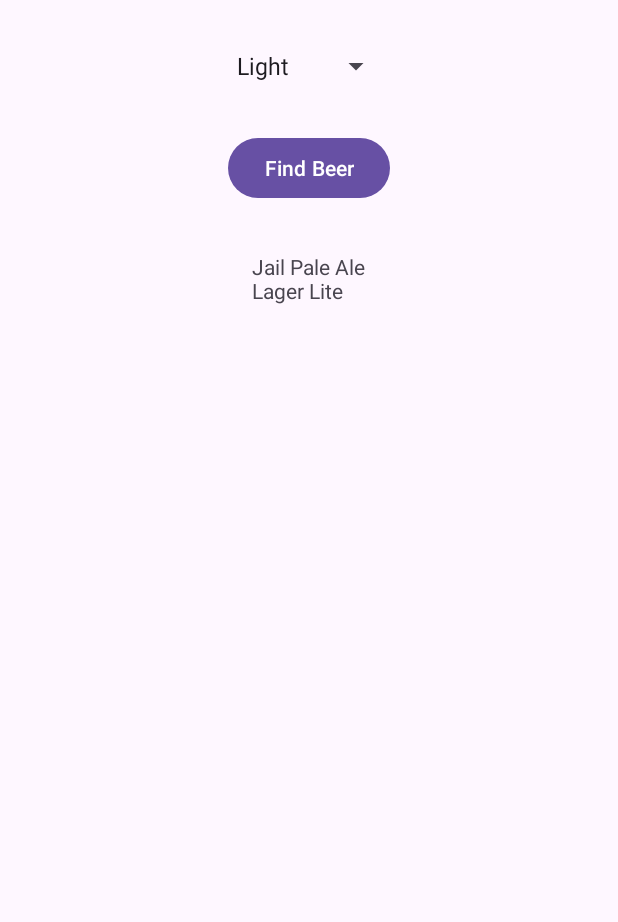
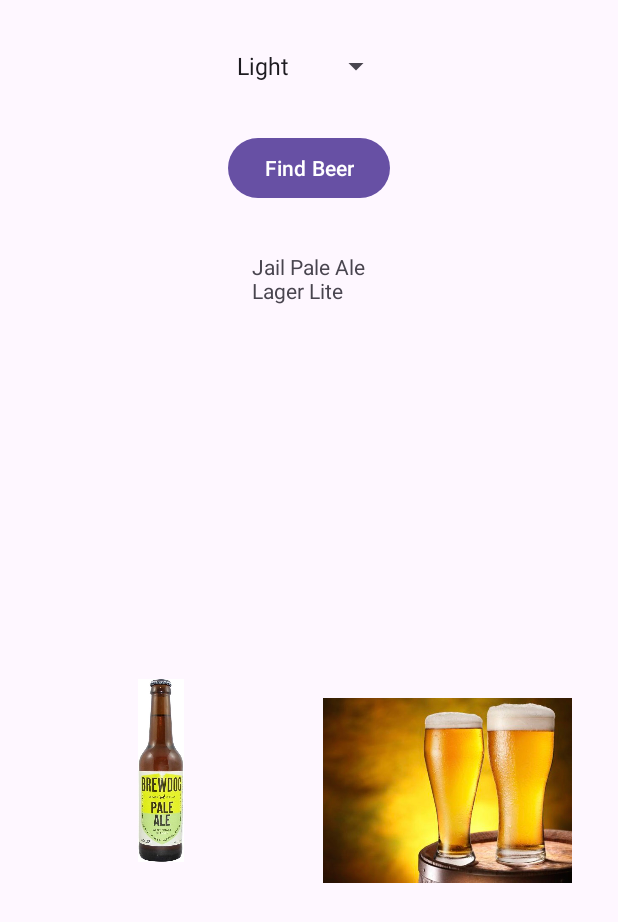
Before and after one commit to Zargentor/ISTU-PO-AndroidDev01, an Android app: the screen it shows after launch (MainActivity), after a tap on "Find Beer", on a phone screen of 412 x 824 dp. Shown: the top 922 px of the screen. Run offline under Robolectric (Android 15) with nearby library versions, the phone set to English and light mode, and no system bars.

Commit message:
Добавил 4 картинки, сделал динамический показ картинок, добавил новый вид пива

```diff
--- a/app/src/main/java/com/example/beeradviser/MainActivity.kt
+++ b/app/src/main/java/com/example/beeradviser/MainActivity.kt
@@ -2,6 +2,7 @@ package com.example.beeradviser
 
 import android.os.Bundle
 import android.widget.Button
+import android.widget.ImageView
 import android.widget.Spinner
 import android.widget.TextView
 import androidx.activity.enableEdgeToEdge
@@ -13,14 +14,23 @@ class MainActivity : AppCompatActivity() {
     override fun onCreate(savedInstanceState: Bundle?) {
         super.onCreate(savedInstanceState)
         setContentView(R.layout.activity_main)
+
         val findBeer = findViewById<Button>(R.id.find_beer)
+        val beerColorSpinner = findViewById<Spinner>(R.id.beer_color)
+        val brandsTextView = findViewById<TextView>(R.id.brands)
+        val imageView1 = findViewById<ImageView>(R.id.imageView1)
+        val imageView2 = findViewById<ImageView>(R.id.imageView2)
+
         findBeer.setOnClickListener {
-            val beerColor = findViewById<Spinner>(R.id.beer_color)
-            val color = beerColor.selectedItem
-            val beerList = getBeers(color.toString())
-            val beers = beerList.reduce { str, item -> str + '\n' + item }
-            val brands = findViewById<TextView>(R.id.brands)
-            brands.text = beers
+
+            val selectedColor = beerColorSpinner.selectedItem.toString()
+            val beerList = getBeers(selectedColor)
+            val beerNames = beerList.joinToString(separator = "\n")
+
+            brandsTextView.text = beerNames
+
+            updateImages(selectedColor, imageView1, imageView2)
+        }
     }
 }
 
@@ -29,7 +39,21 @@ class MainActivity : AppCompatActivity() {
         "Light" -> listOf("Jail Pale Ale", "Lager Lite")
         "Amber" -> listOf("Jack Amber", "Red Moose")
         "Brown" -> listOf("Brown Bear Beer", "Bock Brownie")
+        "Red" -> listOf("Tomato pepper beer", "Red Sea Ale")
         else -> listOf("Gout Stout", "Dark Daniel")
     }
 }
+
+fun updateImages(color: String, imageView1: ImageView, imageView2: ImageView) {
+    when (color) {
+        "Light" -> {
+            imageView1.setImageResource(R.drawable.lager)
+            imageView2.setImageResource(R.drawable.ipa)
         }
+
+        "Amber" -> {
+            imageView1.setImageResource(R.drawable.amber)
+            imageView2.setImageResource(R.drawable.redmoose)
+        }
+    }
+}
--- a/app/src/main/res/layout/activity_main.xml
+++ b/app/src/main/res/layout/activity_main.xml
@@ -1,6 +1,7 @@
 <?xml version="1.0" encoding="utf-8"?>
 <LinearLayout
     xmlns:android="http://schemas.android.com/apk/res/android"
+    xmlns:app="http://schemas.android.com/apk/res-auto"
     xmlns:tools="http://schemas.android.com/tools"
     android:layout_width="match_parent"
     android:layout_height="match_parent"
@@ -32,4 +33,35 @@
         android:layout_margin="16dp"
         android:text="@string/beer_types" />
 
+    <androidx.constraintlayout.widget.ConstraintLayout
+        android:layout_width="match_parent"
+        android:layout_height="match_parent">
+
+        <ImageView
+            android:id="@+id/imageView2"
+            android:layout_width="153dp"
+            android:layout_height="122dp"
+            android:layout_marginTop="195dp"
+            android:layout_marginEnd="16dp"
+            android:layout_marginBottom="195dp"
+            app:layout_constraintBottom_toBottomOf="parent"
+            app:layout_constraintEnd_toStartOf="@+id/imageView1"
+            app:layout_constraintStart_toStartOf="parent"
+            app:layout_constraintTop_toTopOf="parent"
+            app:srcCompat="@drawable/lager" />
+
+        <ImageView
+            android:id="@+id/imageView1"
+            android:layout_width="166dp"
+            android:layout_height="267dp"
+            android:layout_marginTop="97dp"
+            android:layout_marginBottom="147dp"
+            app:layout_constraintBottom_toBottomOf="parent"
+            app:layout_constraintEnd_toEndOf="parent"
+            app:layout_constraintStart_toEndOf="@+id/imageView2"
+            app:layout_constraintTop_toTopOf="parent"
+            app:layout_constraintVertical_bias="1.0"
+            app:srcCompat="@drawable/ipa" />
+    </androidx.constraintlayout.widget.ConstraintLayout>
+
 </LinearLayout>
--- a/app/src/main/res/values/strings.xml
+++ b/app/src/main/res/values/strings.xml
@@ -6,6 +6,6 @@
         <item>Light</item>
         <item>Amber</item>
         <item>Brown</item>
-        <item>Dark</item>
+        <item>Red</item>
     </string-array>
 </resources>
```
Also changed, not shown: app/src/main/res/drawable/amber.webp (added), app/src/main/res/drawable/ipa.webp (added), app/src/main/res/drawable/lager.jpg (added), app/src/main/res/drawable/redmoose.webp (added). Lines whose indentation alone changed are shown as unchanged.
